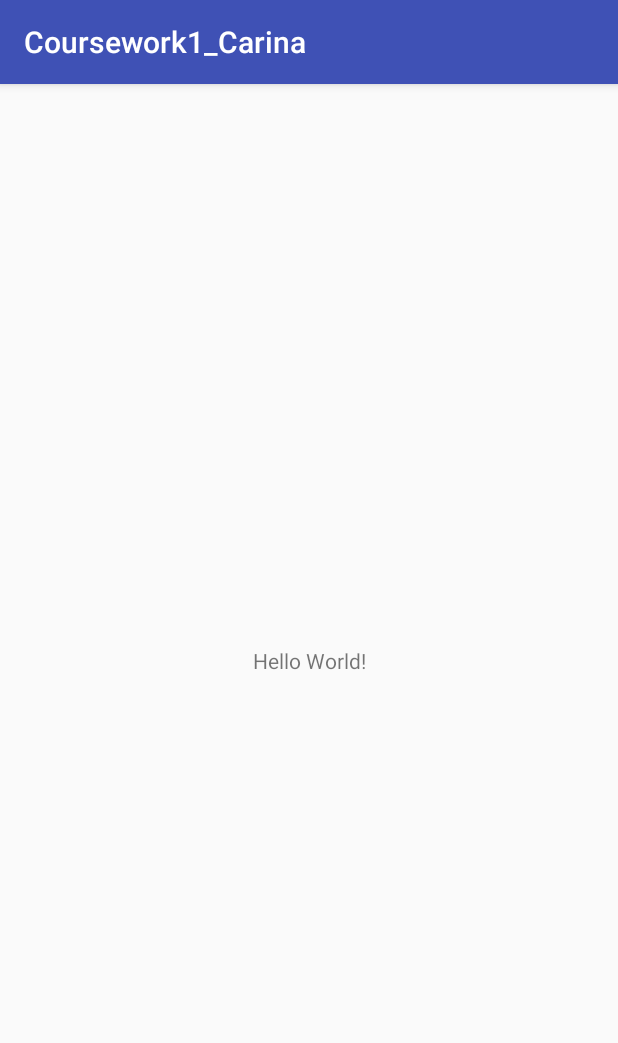
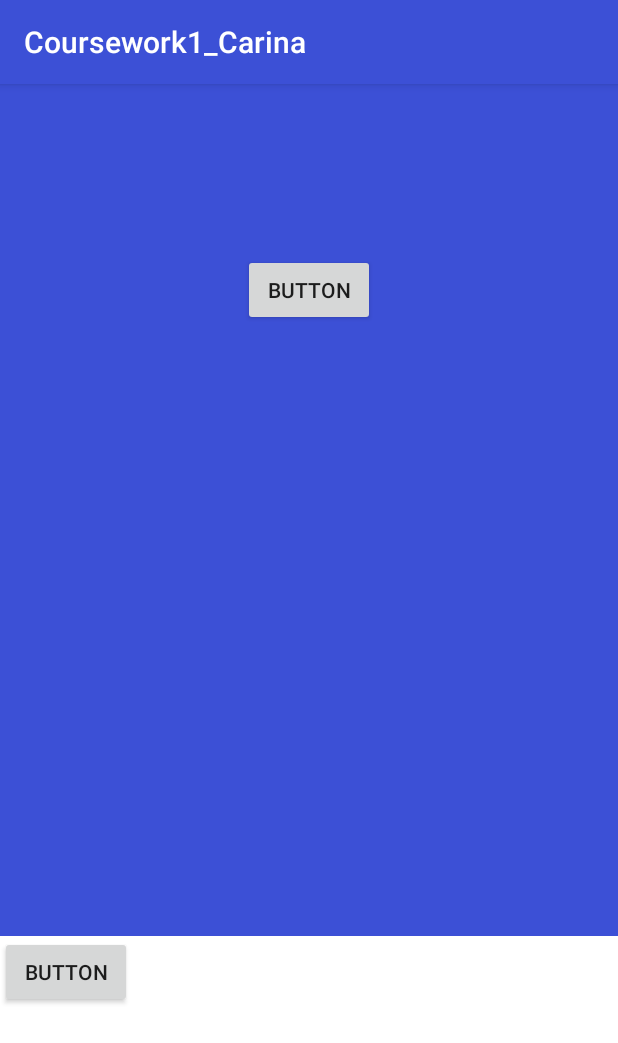
Before and after one commit to nnhz/Coursework1_Carina, an Android app: the screen it shows after launch (MainActivity), on a phone screen of 412 x 824 dp. Shown: the top 1043 px of the screen. Run offline under Robolectric (Android 15) with nearby library versions, the phone set to English and light mode, and no system bars.

Commit message:
Added initial layout design

```diff
--- a/app/src/main/res/layout/activity_main.xml
+++ b/app/src/main/res/layout/activity_main.xml
@@ -1,18 +1,45 @@
 <?xml version="1.0" encoding="utf-8"?>
-<android.support.constraint.ConstraintLayout xmlns:android="http://schemas.android.com/apk/res/android"
+
+<RelativeLayout xmlns:android="http://schemas.android.com/apk/res/android"
     xmlns:app="http://schemas.android.com/apk/res-auto"
     xmlns:tools="http://schemas.android.com/tools"
+    android:id="@+id/coordinatorLayout"
     android:layout_width="match_parent"
     android:layout_height="match_parent"
+    android:background="@color/colorPrimary"
     tools:context="com.example.ninazhu.coursework1_carina.MainActivity">
 
-    <TextView
+
+    <Button
+        android:id="@+id/button2"
         android:layout_width="wrap_content"
         android:layout_height="wrap_content"
-        android:text="Hello World!"
-        app:layout_constraintBottom_toBottomOf="parent"
-        app:layout_constraintLeft_toLeftOf="parent"
-        app:layout_constraintRight_toRightOf="parent"
-        app:layout_constraintTop_toTopOf="parent" />
+        android:layout_alignParentTop="true"
+        android:layout_centerHorizontal="true"
+        android:layout_marginTop="113dp"
+        android:text="Button" />
 
-</android.support.constraint.ConstraintLayout>
+    <android.support.constraint.ConstraintLayout
+        android:id="@+id/bottom"
+        android:layout_width="match_parent"
+        android:layout_height="200dp"
+        android:layout_alignParentBottom="true"
+        android:background="@android:color/white"
+        android:visibility="visible">
+
+        <Button
+            android:id="@+id/button3"
+            android:layout_width="wrap_content"
+            android:layout_height="wrap_content"
+            android:layout_alignParentBottom="true"
+            android:layout_centerHorizontal="true"
+            android:text="Button"
+            tools:layout_editor_absoluteX="148dp"
+            tools:layout_editor_absoluteY="110dp" />
+
+    </android.support.constraint.ConstraintLayout>
+
+
+
+
+</RelativeLayout>
--- a/app/src/main/res/values/colors.xml
+++ b/app/src/main/res/values/colors.xml
@@ -1,6 +1,6 @@
 <?xml version="1.0" encoding="utf-8"?>
 <resources>
-    <color name="colorPrimary">#3F51B5</color>
-    <color name="colorPrimaryDark">#303F9F</color>
+    <color name="colorPrimary">#3c50d6</color>
+    <color name="colorPrimaryDark">#0c209f</color>
     <color name="colorAccent">#FF4081</color>
 </resources>
```
